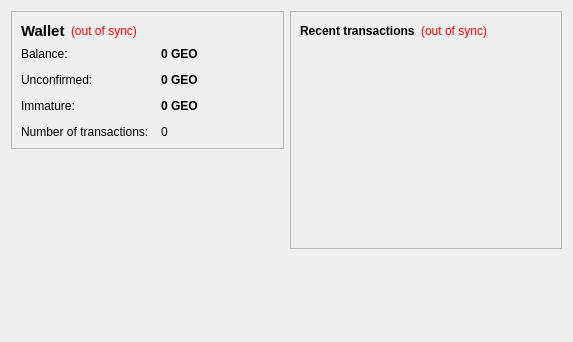
Qt form src/qt/forms/overviewpage.ui (yodacoin/test) before a commit.
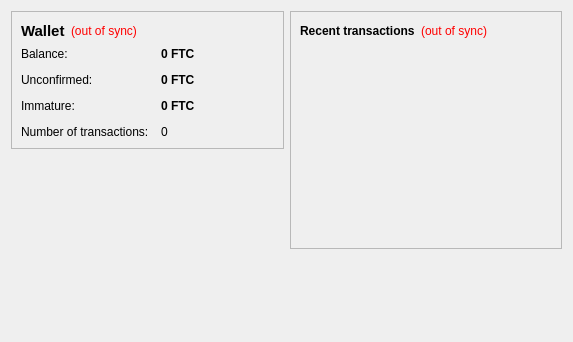
The same form after that commit.

Diff of the .ui file:
```diff
--- a/src/qt/forms/overviewpage.ui
+++ b/src/qt/forms/overviewpage.ui
@@ -105,7 +105,7 @@
              <string>Your current balance</string>
             </property>
             <property name="text">
-             <string notr="true">0 GEO</string>
+             <string notr="true">0 FTC</string>
             </property>
             <property name="textInteractionFlags">
              <set>Qt::LinksAccessibleByMouse|Qt::TextSelectableByKeyboard|Qt::TextSelectableByMouse</set>
@@ -134,7 +134,7 @@
              <string>Total of transactions that have yet to be confirmed, and do not yet count toward the current balance</string>
             </property>
             <property name="text">
-             <string notr="true">0 GEO</string>
+             <string notr="true">0 FTC</string>
             </property>
             <property name="textInteractionFlags">
              <set>Qt::LinksAccessibleByMouse|Qt::TextSelectableByKeyboard|Qt::TextSelectableByMouse</set>
@@ -177,7 +177,7 @@
              <string>Mined balance that has not yet matured</string>
             </property>
             <property name="text">
-             <string notr="true">0 GEO</string>
+             <string notr="true">0 FTC</string>
             </property>
             <property name="textInteractionFlags">
              <set>Qt::LinksAccessibleByMouse|Qt::TextSelectableByKeyboard|Qt::TextSelectableByMouse</set>
```
Left out of the diff: 4 changed lines with no effect on the pictures.
